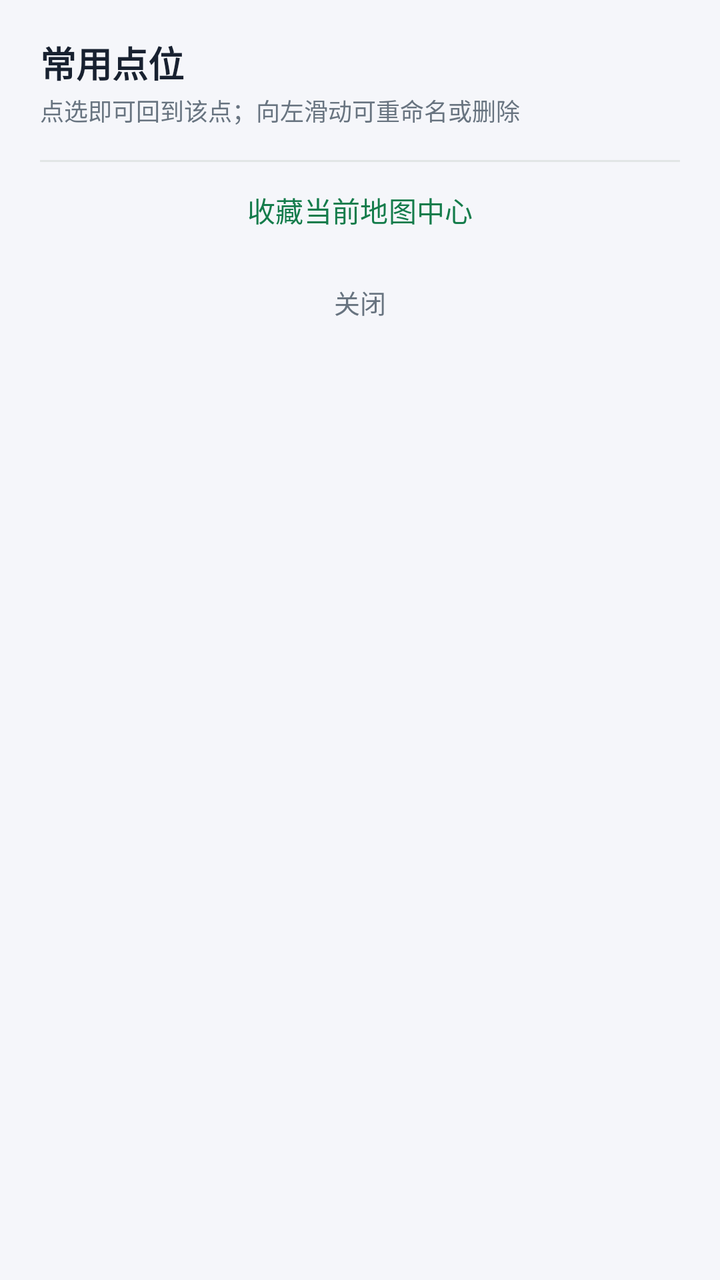
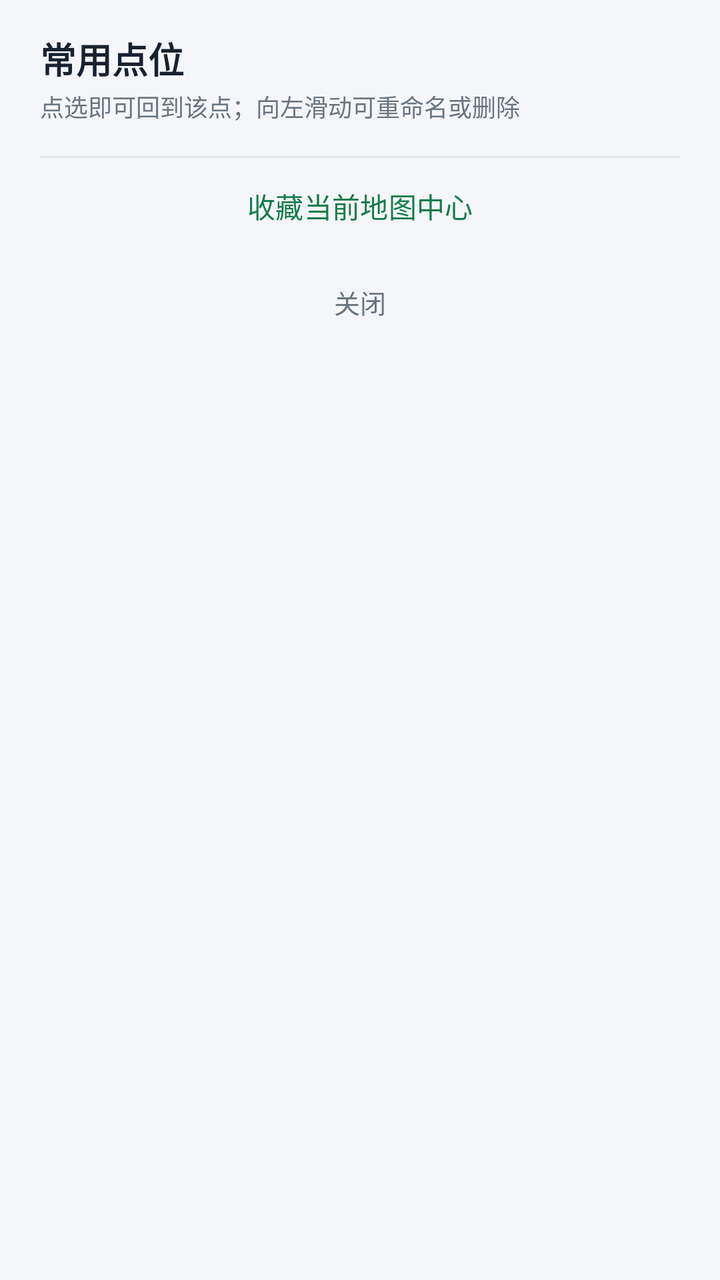

Compare the two renders of this Android layout. The source of the first and the diff that turns it into the second are given below.
<!-- AndroidManifest.xml: application theme Theme.RouteWorkshop -->
<!-- res/layout/dialog_map_points.xml -->
<?xml version="1.0" encoding="utf-8"?>
<LinearLayout xmlns:android="http://schemas.android.com/apk/res/android"
    android:layout_width="match_parent"
    android:layout_height="wrap_content"
    android:orientation="vertical"
    android:paddingHorizontal="20dp"
    android:paddingTop="18dp"
    android:paddingBottom="12dp">

    <TextView
        android:layout_width="match_parent"
        android:layout_height="wrap_content"
        android:text="@string/virtual_points_title"
        android:textColor="@color/campus_ink"
        android:textSize="18sp"
        android:textStyle="bold" />

    <TextView
        android:layout_width="match_parent"
        android:layout_height="wrap_content"
        android:layout_marginTop="2dp"
        android:text="@string/virtual_points_hint"
        android:textColor="@color/campus_muted"
        android:textSize="12sp" />

    <ScrollView
        android:id="@+id/pointsScroll"
        android:layout_width="match_parent"
        android:layout_height="wrap_content"
        android:layout_marginTop="8dp"
        android:fillViewport="true"
        android:overScrollMode="ifContentScrolls"
        android:scrollbars="none">

        <LinearLayout
            android:id="@+id/pointList"
            android:layout_width="match_parent"
            android:layout_height="wrap_content"
            android:orientation="vertical" />
    </ScrollView>

    <TextView
        android:id="@+id/textNoPoints"
        android:layout_width="match_parent"
        android:layout_height="wrap_content"
        android:paddingVertical="14dp"
        android:text="@string/virtual_points_empty"
        android:textColor="@color/campus_muted"
        android:textSize="13sp"
        android:visibility="gone" />

    <View
        android:layout_width="match_parent"
        android:layout_height="1dp"
        android:layout_marginTop="8dp"
        android:background="@color/campus_card_stroke" />

    <com.google.android.material.button.MaterialButton
        android:id="@+id/buttonSaveCenter"
        style="@style/Widget.Material3.Button.TextButton"
        android:layout_width="match_parent"
        android:layout_height="48dp"
        android:insetTop="0dp"
        android:insetBottom="0dp"
        android:text="@string/virtual_points_save"
        android:textColor="@color/campus_mint_dark"
        android:textSize="14sp" />

    <com.google.android.material.button.MaterialButton
        android:id="@+id/buttonClosePoints"
        style="@style/Widget.Material3.Button.TextButton"
        android:layout_width="match_parent"
        android:layout_height="44dp"
        android:insetTop="0dp"
        android:insetBottom="0dp"
        android:text="@string/virtual_points_close"
        android:textColor="@color/campus_muted"
        android:textSize="13sp" />
</LinearLayout>
<!-- resources referenced by this layout -->
<resources>
  <color name="campus_card_stroke">@color/fm_border</color>
  <color name="campus_ink">@color/fm_text</color>
  <color name="campus_mint_dark">@color/fm_link</color>
  <color name="campus_muted">@color/fm_muted</color>
  <string name="virtual_points_close">关闭</string>
  <string name="virtual_points_empty">还没有收藏的点位。移动地图到想记的位置，再点下面的「收藏当前地图中心」。</string>
  <string name="virtual_points_hint">点选即可回到该点；向左滑动可重命名或删除</string>
  <string name="virtual_points_save">收藏当前地图中心</string>
  <string name="virtual_points_title">常用点位</string>
  <color name="fm_border">#E1E6E5</color>
  <color name="fm_text">#182130</color>
  <color name="fm_link">#147C4B</color>
  <color name="fm_muted">#687480</color>
  <color name="fm_brand">#147C4B</color>
  <color name="fm_on_brand">#FFFFFF</color>
  <color name="fm_surface_alt">#E5F5EB</color>
  <color name="fm_surface">#FFFFFF</color>
  <color name="fm_background">#F5F6FA</color>
  <color name="fm_text_secondary">#66717F</color>
  <style name="Animation.Legion.Activity" parent="@android:style/Animation.Activity">
          <item name="android:activityOpenEnterAnimation">@anim/fm_fade_in</item>
          <item name="android:activityOpenExitAnimation">@anim/fm_hold</item>
          <item name="android:activityCloseEnterAnimation">@anim/fm_fade_in</item>
          <item name="android:activityCloseExitAnimation">@anim/fm_fade_out</item>
      </style>
  <style name="Widget.Legion.FinmoriButton" parent="Widget.Material3.Button"><item name="cornerRadius">16dp</item><item name="android:minHeight">48dp</item></style>
  <!-- unchanged entries left out for length: 1 -->
</resources>

<!-- the commit's change to res/layout/dialog_map_points.xml (unified diff, before → after) -->
@@ -3,77 +3,68 @@
     android:layout_width="match_parent"
     android:layout_height="wrap_content"
     android:orientation="vertical"
-    android:paddingHorizontal="20dp"
-    android:paddingTop="18dp"
-    android:paddingBottom="12dp">
-
+    android:paddingHorizontal="@dimen/space_4xl"
+    android:paddingTop="@dimen/space_3xl"
+    android:paddingBottom="@dimen/space_xl">
     <TextView
         android:layout_width="match_parent"
         android:layout_height="wrap_content"
         android:text="@string/virtual_points_title"
         android:textColor="@color/campus_ink"
-        android:textSize="18sp"
+        android:textSize="@dimen/text_section"
         android:textStyle="bold" />
-
     <TextView
+    style="@style/Text.Unloop.Note"
         android:layout_width="match_parent"
         android:layout_height="wrap_content"
-        android:layout_marginTop="2dp"
+        android:layout_marginTop="@dimen/space_hair"
         android:text="@string/virtual_points_hint"
-        android:textColor="@color/campus_muted"
-        android:textSize="12sp" />
-
+        />
     <ScrollView
         android:id="@+id/pointsScroll"
         android:layout_width="match_parent"
         android:layout_height="wrap_content"
-        android:layout_marginTop="8dp"
+        android:layout_marginTop="@dimen/space_md"
         android:fillViewport="true"
         android:overScrollMode="ifContentScrolls"
         android:scrollbars="none">
-
         <LinearLayout
             android:id="@+id/pointList"
             android:layout_width="match_parent"
             android:layout_height="wrap_content"
             android:orientation="vertical" />
     </ScrollView>
-
     <TextView
+    style="@style/Text.Unloop.Meta"
         android:id="@+id/textNoPoints"
         android:layout_width="match_parent"
         android:layout_height="wrap_content"
-        android:paddingVertical="14dp"
+        android:paddingVertical="@dimen/space_2xl"
         android:text="@string/virtual_points_empty"
-        android:textColor="@color/campus_muted"
-        android:textSize="13sp"
         android:visibility="gone" />
-
     <View
         android:layout_width="match_parent"
         android:layout_height="1dp"
-        android:layout_marginTop="8dp"
+        android:layout_marginTop="@dimen/space_md"
         android:background="@color/campus_card_stroke" />
-
     <com.google.android.material.button.MaterialButton
         android:id="@+id/buttonSaveCenter"
-        style="@style/Widget.Material3.Button.TextButton"
+        style="@style/Widget.Unloop.TextButton"
         android:layout_width="match_parent"
         android:layout_height="48dp"
         android:insetTop="0dp"
         android:insetBottom="0dp"
         android:text="@string/virtual_points_save"
         android:textColor="@color/campus_mint_dark"
-        android:textSize="14sp" />
-
+        android:textSize="@dimen/text_body" />
     <com.google.android.material.button.MaterialButton
         android:id="@+id/buttonClosePoints"
-        style="@style/Widget.Material3.Button.TextButton"
+        style="@style/Widget.Unloop.TextButton"
         android:layout_width="match_parent"
-        android:layout_height="44dp"
+        android:layout_height="@dimen/touch_min"
         android:insetTop="0dp"
         android:insetBottom="0dp"
         android:text="@string/virtual_points_close"
         android:textColor="@color/campus_muted"
-        android:textSize="13sp" />
+        android:textSize="@dimen/text_meta" />
 </LinearLayout>
<!-- resource entries referenced after the edit -->
@@ -4,15 +4,37 @@
   <color name="campus_ink">@color/fm_text</color>
   <color name="campus_mint_dark">@color/fm_link</color>
   <color name="campus_muted">@color/fm_muted</color>
+  <dimen name="space_2xl">14dp</dimen>
+  <dimen name="space_3xl">16dp</dimen>
+  <dimen name="space_4xl">20dp</dimen>
+  <dimen name="space_hair">2dp</dimen>
+  <dimen name="space_md">8dp</dimen>
+  <dimen name="space_xl">12dp</dimen>
+  <dimen name="text_body">14sp</dimen>
+  <dimen name="text_meta">13sp</dimen>
+  <dimen name="text_section">18sp</dimen>
+  <dimen name="touch_min">48dp</dimen>
   <string name="virtual_points_close">关闭</string>
   <string name="virtual_points_empty">还没有收藏的点位。移动地图到想记的位置，再点下面的「收藏当前地图中心」。</string>
   <string name="virtual_points_hint">点选即可回到该点；向左滑动可重命名或删除</string>
   <string name="virtual_points_save">收藏当前地图中心</string>
   <string name="virtual_points_title">常用点位</string>
+  <style name="Text.Unloop.Meta" parent="">
+          <item name="android:textColor">@color/campus_muted</item>
+          <item name="android:textSize">@dimen/text_meta</item>
+      </style>
+  <style name="Text.Unloop.Note" parent="">
+          <item name="android:textColor">@color/campus_muted</item>
+          <item name="android:textSize">@dimen/text_label</item>
+      </style>
+  <style name="Widget.Unloop.TextButton" parent="Widget.Material3.Button.TextButton">
+          <item name="android:minHeight">@dimen/touch_min</item>
+      </style>
   <color name="fm_border">#E1E6E5</color>
   <color name="fm_text">#182130</color>
   <color name="fm_link">#147C4B</color>
   <color name="fm_muted">#687480</color>
+  <dimen name="text_label">12sp</dimen>
   <color name="fm_brand">#147C4B</color>
   <color name="fm_on_brand">#FFFFFF</color>
   <color name="fm_surface_alt">#E5F5EB</color>
